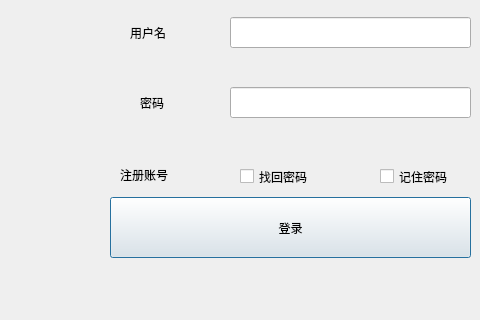
First picture: the form in loginview.ui, repository HustGw/CLLLLLLLSAFFFFFEWINN, before the edit; both pictures show x 0 to 480 and y 113 to 433 of the 588 by 433 pixel window.
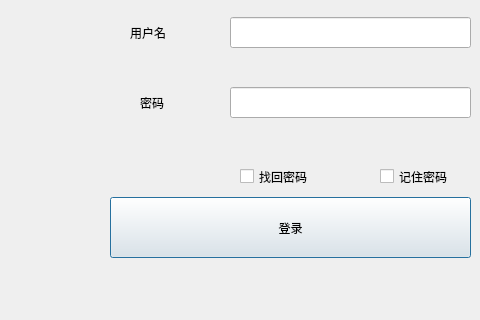
Second picture: the form after the edit.

```diff
--- a/loginview.ui
+++ b/loginview.ui
@@ -72,19 +72,6 @@
     </rect>
    </property>
   </widget>
-  <widget class="QLabel" name="Register">
-   <property name="geometry">
-    <rect>
-     <x>120</x>
-     <y>280</y>
-     <width>60</width>
-     <height>16</height>
-    </rect>
-   </property>
-   <property name="text">
-    <string>注册账号</string>
-   </property>
-  </widget>
   <widget class="QCheckBox" name="RememberPwd">
    <property name="geometry">
     <rect>
```
